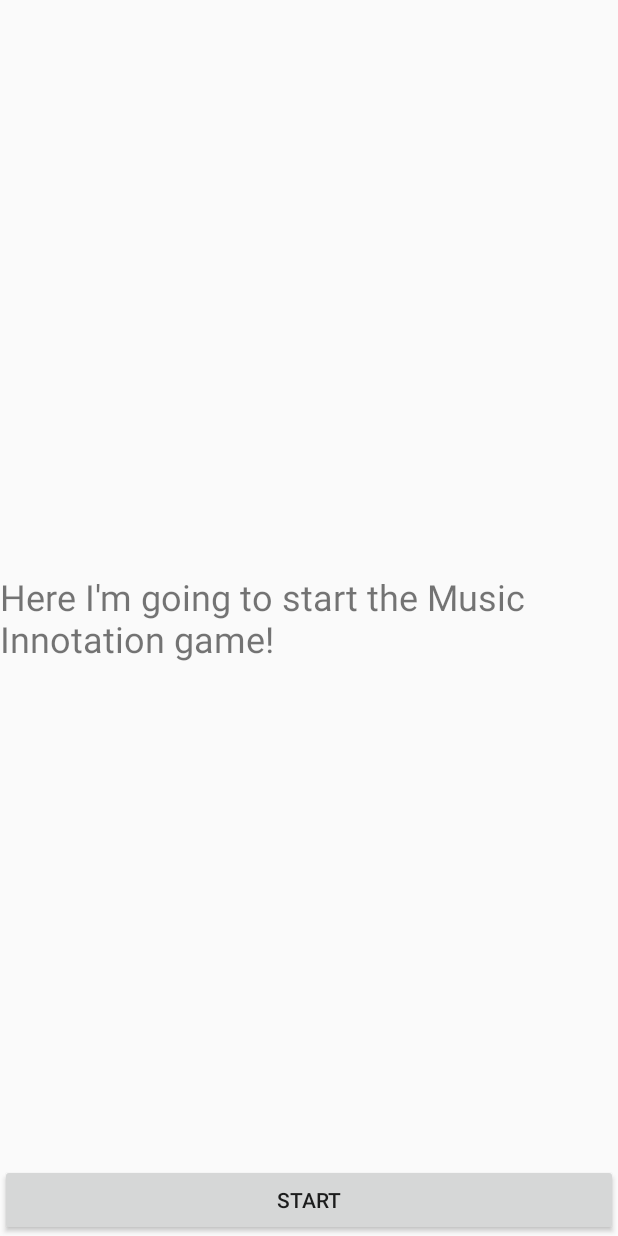
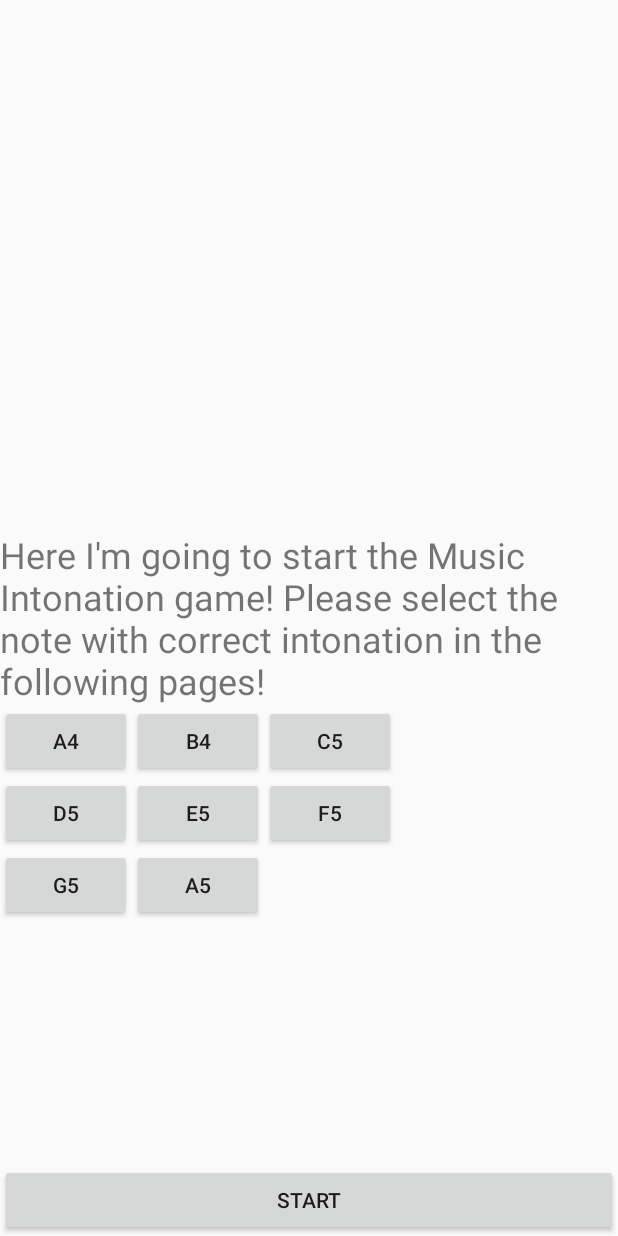
Before and after one commit to linna1998/MusicIntonationAndroid, an Android app: the screen it shows after launch (StartGameActivity), on a phone screen of 412 x 824 dp. Run offline under Robolectric (Android 15) with nearby library versions, the light colour scheme and no system bars.

Commit message:
Add the hints in the start page

```diff
--- a/app/src/main/java/com/musicintonation/StartGameActivity.java
+++ b/app/src/main/java/com/musicintonation/StartGameActivity.java
@@ -4,8 +4,13 @@ import android.content.Intent;
 import android.os.Bundle;
 import android.view.View;
 import android.widget.Button;
+import android.widget.GridLayout;
 
 import androidx.appcompat.app.AppCompatActivity;
+
+import com.musicintonation.core.GeneralInstrumentAndroid;
+import com.musicintonation.core.Instrumental;
+import com.musicintonation.core.Note;
 
 public class StartGameActivity extends AppCompatActivity {
   @Override
@@ -22,5 +27,21 @@ public class StartGameActivity extends AppCompatActivity {
         startActivity(intent);
       }
     });
+
+    GridLayout gridLayout = findViewById(R.id.center_notes);
+    final Instrumental instrumental = new GeneralInstrumentAndroid();
+
+    // add sample buttons for all notes
+    for (final Note note : Note.values()) {
+      Button button = new Button(this);
+      button.setText(note.getName());
+      button.setOnClickListener(new View.OnClickListener() {
+        @Override
+        public void onClick(View view) {
+          instrumental.beep(note.getHertz());
+        }
+      });
+      gridLayout.addView(button);
+    }
   }
 }
--- a/app/src/main/java/com/musicintonation/core/Note.java
+++ b/app/src/main/java/com/musicintonation/core/Note.java
@@ -5,7 +5,11 @@ public enum Note {
   B4("B4", 493.8833),
   C5("C5", 523.2511),
   D5("D5", 587.3295),
-  E5("E5", 659.2551);
+
+  E5("E5", 659.2551),
+  F5("F5", 698.4565),
+  G5("G5", 783.9909),
+  A5("A5", 880.0000);
 
 
   private final double hertz;
--- a/app/src/main/res/layout/start_game_activity.xml
+++ b/app/src/main/res/layout/start_game_activity.xml
@@ -36,4 +36,15 @@
 
     </LinearLayout>
 
+    <GridLayout
+        android:id="@+id/center_notes"
+        android:layout_width="fill_parent"
+        android:layout_height="fill_parent"
+        android:layout_above="@id/south"
+        android:layout_below="@id/north"
+        android:columnCount="3"
+        android:gravity="center">
+
+    </GridLayout>
+
 </RelativeLayout>
--- a/app/src/main/res/values/strings.xml
+++ b/app/src/main/res/values/strings.xml
@@ -10,6 +10,6 @@
     <string name="the_first_note_button">The first note button</string>
     <string name="restart">RESTART</string>
     <string name="start">START</string>
-    <string name="start_notation">Here I\'m going to start the Music Innotation game!</string>
+    <string name="start_notation">Here I\'m going to start the Music Intonation game! Please select the note with correct intonation in the following pages! </string>
     <string name="end_notation">Your final score is:</string>
 </resources>
```
